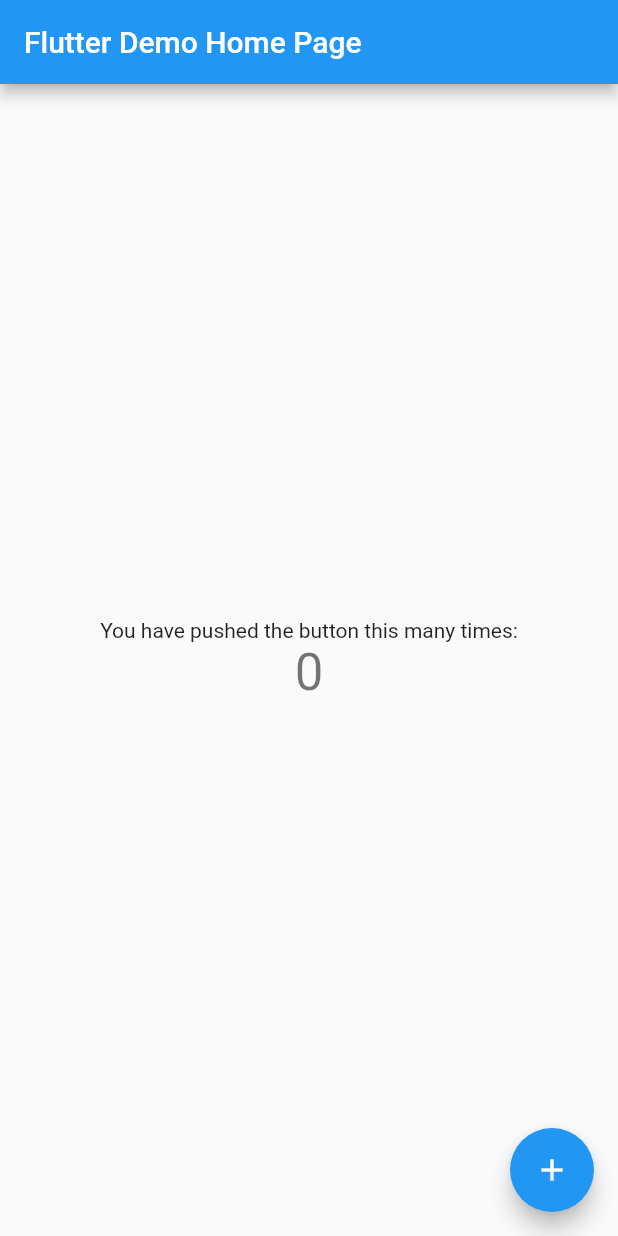
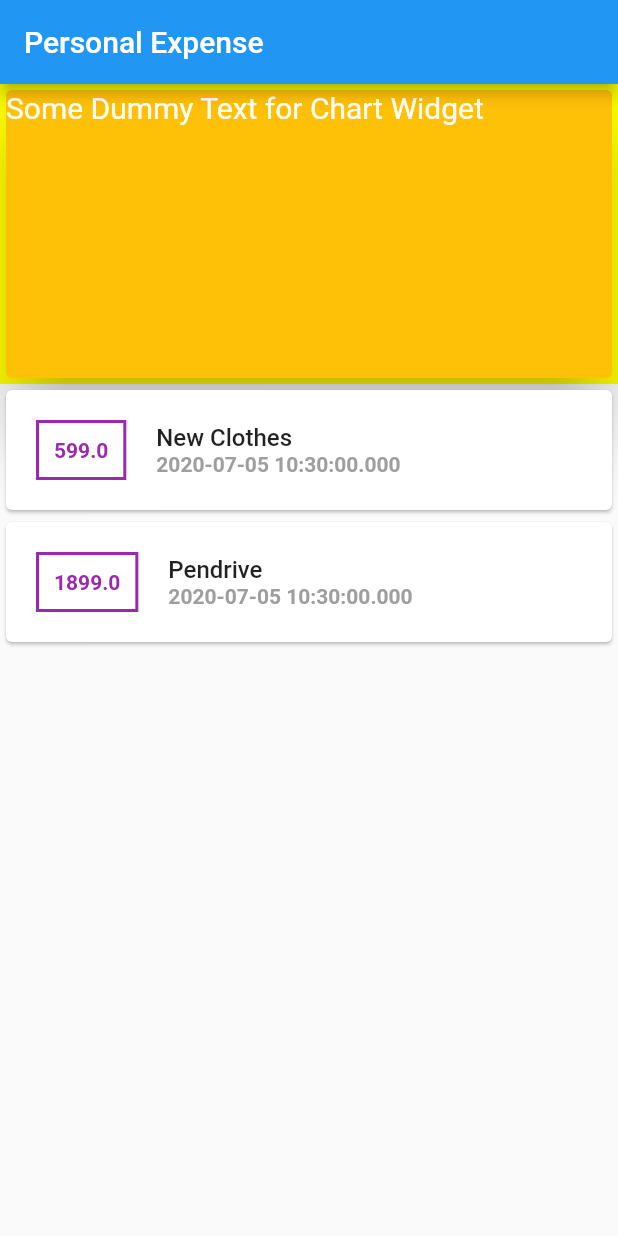
Before and after one commit to onkarnirhali/Personal-Expenses, a Flutter app: the screen it shows after launch, on a phone screen of 412 x 824 dp. Run offline on Flutter 3.47's test engine with Material 2 defaults, Android fonts, the phone set to English and light mode, and no system bars.

Commit message:
Day -1 with final changes

```diff
--- a/personal_expense_app/lib/main.dart
+++ b/personal_expense_app/lib/main.dart
@@ -1,117 +1,91 @@
 import 'package:flutter/material.dart';
+import './transcation.dart';
 
-void main() {
-  runApp(MyApp());
-}
+void main() => runApp(MyApp());
 
 class MyApp extends StatelessWidget {
-  // This widget is the root of your application.
   @override
   Widget build(BuildContext context) {
     return MaterialApp(
-      title: 'Flutter Demo',
-      theme: ThemeData(
-        // This is the theme of your application.
-        //
-        // Try running your application with "flutter run". You'll see the
-        // application has a blue toolbar. Then, without quitting the app, try
-        // changing the primarySwatch below to Colors.green and then invoke
-        // "hot reload" (press "r" in the console where you ran "flutter run",
-        // or simply save your changes to "hot reload" in a Flutter IDE).
-        // Notice that the counter didn't reset back to zero; the application
-        // is not restarted.
-        primarySwatch: Colors.blue,
-        // This makes the visual density adapt to the platform that you run
-        // the app on. For desktop platforms, the controls will be smaller and
-        // closer together (more dense) than on mobile platforms.
-        visualDensity: VisualDensity.adaptivePlatformDensity,
-      ),
-      home: MyHomePage(title: 'Flutter Demo Home Page'),
+      title: 'Flutter App',
+      home: MyHomePage(),
     );
   }
 }
 
-class MyHomePage extends StatefulWidget {
-  MyHomePage({Key key, this.title}) : super(key: key);
-
-  // This widget is the home page of your application. It is stateful, meaning
-  // that it has a State object (defined below) that contains fields that affect
-  // how it looks.
-
-  // This class is the configuration for the state. It holds the values (in this
-  // case the title) provided by the parent (in this case the App widget) and
-  // used by the build method of the State. Fields in a Widget subclass are
-  // always marked "final".
-
-  final String title;
-
-  @override
-  _MyHomePageState createState() => _MyHomePageState();
-}
-
-class _MyHomePageState extends State<MyHomePage> {
-  int _counter = 0;
-
-  void _incrementCounter() {
-    setState(() {
-      // This call to setState tells the Flutter framework that something has
-      // changed in this State, which causes it to rerun the build method below
-      // so that the display can reflect the updated values. If we changed
-      // _counter without calling setState(), then the build method would not be
-      // called again, and so nothing would appear to happen.
-      _counter++;
-    });
-  }
-
+class MyHomePage extends StatelessWidget {
+  final List<Transaction> transactions = [
+    Transaction(
+        id: 't1', title: 'New Clothes', amount: 599, date: DateTime.now()),
+    Transaction(id: 't2', title: 'Pendrive', amount: 1899, date: DateTime.now())
+  ];
   @override
   Widget build(BuildContext context) {
-    // This method is rerun every time setState is called, for instance as done
-    // by the _incrementCounter method above.
-    //
-    // The Flutter framework has been optimized to make rerunning build methods
-    // fast, so that you can just rebuild anything that needs updating rather
-    // than having to individually change instances of widgets.
     return Scaffold(
         appBar: AppBar(
-        // Here we take the value from the MyHomePage object that was created by
-        // the App.build method, and use it to set our appbar title.
-        title: Text(widget.title),
+          title: Text('Personal Expense'),
         ),
-      body: Center(
-        // Center is a layout widget. It takes a single child and positions it
-        // in the middle of the parent.
-        child: Column(
-          // Column is also a layout widget. It takes a list of children and
-          // arranges them vertically. By default, it sizes itself to fit its
-          // children horizontally, and tries to be as tall as its parent.
-          //
-          // Invoke "debug painting" (press "p" in the console, choose the
-          // "Toggle Debug Paint" action from the Flutter Inspector in Android
-          // Studio, or the "Toggle Debug Paint" command in Visual Studio Code)
-          // to see the wireframe for each widget.
-          //
-          // Column has various properties to control how it sizes itself and
-          // how it positions its children. Here we use mainAxisAlignment to
-          // center the children vertically; the main axis here is the vertical
-          // axis because Columns are vertical (the cross axis would be
-          // horizontal).
-          mainAxisAlignment: MainAxisAlignment.center,
+        body: Column(
+          mainAxisAlignment: MainAxisAlignment.start,
+          crossAxisAlignment: CrossAxisAlignment.stretch,
+          children: <Widget>[
+            Container(
+              color: Colors.yellowAccent,
+              width: 150,
+              height: 200,
+              child: Card(
+                shadowColor: Colors.black,
+                color: Colors.amber,
+                child: Text(
+                  'Some Dummy Text for Chart Widget',
+                  style: TextStyle(color: Colors.white, fontSize: 20),
+                ), // width of the card is depnded on its child. Unless it itself is a child like in this case we have made CARD a child of the contianer and therefore it listens to the parent. Bydefault it takes as much width as it is required for the child/parent.
+                elevation:
+                    20, // TL;DR card takes childs width unless there is a width defined by the parent then it takes the parents width
+              ),
+            ),
+            Column(
+              children: transactions.map((tx) {
+                //transactions.map is mapping all the transactions as received so that a new card will be alloted for each transaction
+                return Card(
+                  child: Row(
+                    children: <Widget>[
+                      Container(
+                        margin: EdgeInsets.all(20),
+                        decoration: BoxDecoration(
+                            border: Border.all(color: Colors.purple, width: 2)),
+                        child: Text(
+                          tx.amount.toString(),
+                          style: TextStyle(
+                              fontWeight: FontWeight.bold,
+                              color: Colors.purple),
+                        ),
+                        padding: EdgeInsets.all(10),
+                      ),
+                      Column(
+                        // mainAxisAlignment: MainAxisAlignment.start,
+                        crossAxisAlignment: CrossAxisAlignment.start,
                         children: <Widget>[
                           Text(
-              'You have pushed the button this many times:',
+                            tx.title,
+                            style: TextStyle(
+                                fontWeight: FontWeight.w500, fontSize: 16),
+                            textAlign: TextAlign.start,
                           ),
                           Text(
-              '$_counter',
-              style: Theme.of(context).textTheme.headline4,
-            ),
+                            tx.date.toString(),
+                            style: TextStyle(
+                                color: Colors.grey,
+                                fontWeight: FontWeight.w700),
+                          )
+                        ],
+                      )
                     ],
                   ),
-      ),
-      floatingActionButton: FloatingActionButton(
-        onPressed: _incrementCounter,
-        tooltip: 'Increment',
-        child: Icon(Icons.add),
-      ), // This trailing comma makes auto-formatting nicer for build methods.
                 );
+              }).toList(),
+            )
+          ],
+        ));
   }
 }
--- /dev/null
+++ b/personal_expense_app/lib/transcation.dart
@@ -0,0 +1,15 @@
+import 'package:flutter/foundation.dart';
+
+class Transaction {
+  // these values should not be changed there after so we mark them as final.
+  final String id;
+  final String title;
+  final double amount;
+  final DateTime date;
+
+  Transaction(
+      {@required this.id,
+      @required this.amount,
+      @required this.title,
+      @required this.date});
+}
```
Lines whose indentation alone changed are shown as unchanged.
